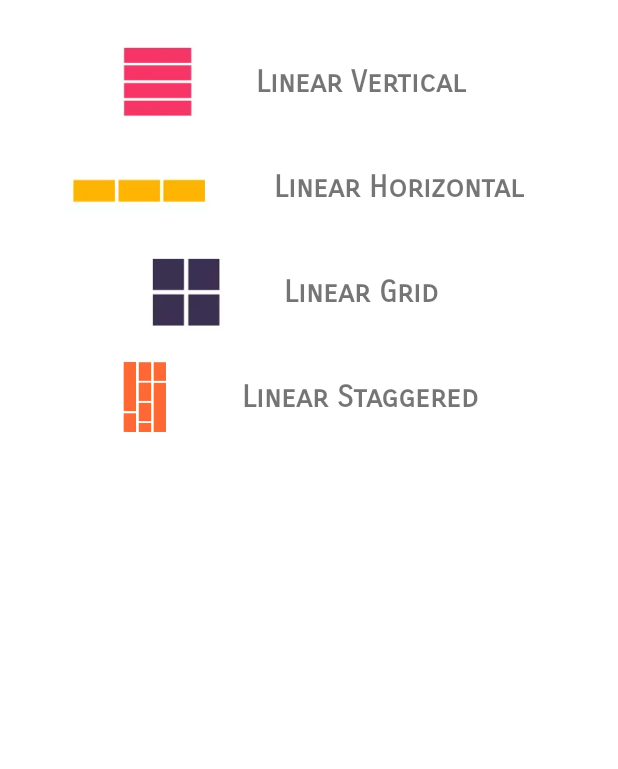
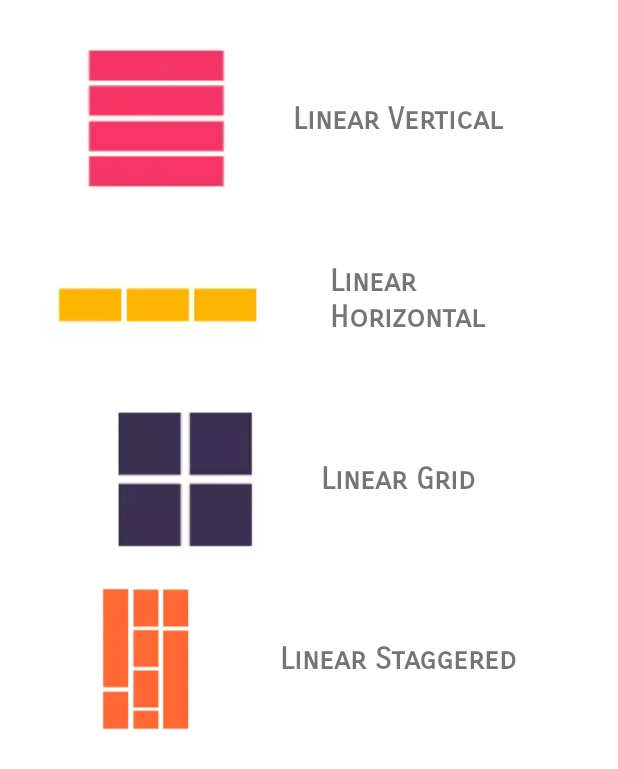
Before and after one commit to marianaph6/recyclerViewKotlin, an Android app: the layout activity_main.xml on its own in the app's theme, with its tools: preview values and no code run, on a phone screen of 412 x 824 dp. Shown: the top 769 px of the screen. Run offline under Robolectric (Android 15) with nearby library versions, the phone set to English and light mode, and no system bars.

Commit message:
Binding and intents into main activity to layouts manager

```diff
--- a/app/build.gradle
+++ b/app/build.gradle
@@ -29,6 +29,11 @@ android {
     kotlinOptions {
         jvmTarget = '1.8'
     }
+
+    buildFeatures {
+        viewBinding true
+    }
+
 }
 
 dependencies {
--- a/app/src/main/res/layout/activity_main.xml
+++ b/app/src/main/res/layout/activity_main.xml
@@ -19,8 +19,8 @@
 
         <ImageView
             android:id="@+id/imgView_LinearVertical"
-            android:layout_width="50dp"
-            android:layout_height="50dp"
+            android:layout_width="100dp"
+            android:layout_height="100dp"
             android:layout_alignParentStart="true"
             android:layout_alignParentTop="true"
             android:layout_margin="10dp"
@@ -54,8 +54,8 @@
 
         <ImageView
             android:id="@+id/imgView_LinearHorizontal"
-            android:layout_width="100dp"
-            android:layout_height="50dp"
+            android:layout_width="150dp"
+            android:layout_height="100dp"
             android:layout_alignParentStart="true"
             android:layout_alignParentTop="true"
             android:layout_marginStart="10dp"
@@ -95,8 +95,8 @@
 
         <ImageView
             android:id="@+id/imgView_LinearGrid"
-            android:layout_width="50dp"
-            android:layout_height="50dp"
+            android:layout_width="100dp"
+            android:layout_height="100dp"
             android:layout_alignParentStart="true"
             android:layout_alignParentTop="true"
             android:layout_margin="10dp"
@@ -131,8 +131,8 @@
 
         <ImageView
             android:id="@+id/image"
-            android:layout_width="50dp"
-            android:layout_height="50dp"
+            android:layout_width="100dp"
+            android:layout_height="100dp"
             android:layout_alignParentStart="true"
             android:layout_alignParentTop="true"
             android:layout_margin="10dp"
```
Also changed, not shown: app/src/main/java/com/example/recyclerviewkotlin/MainActivity.kt (+46 -1 lines).
